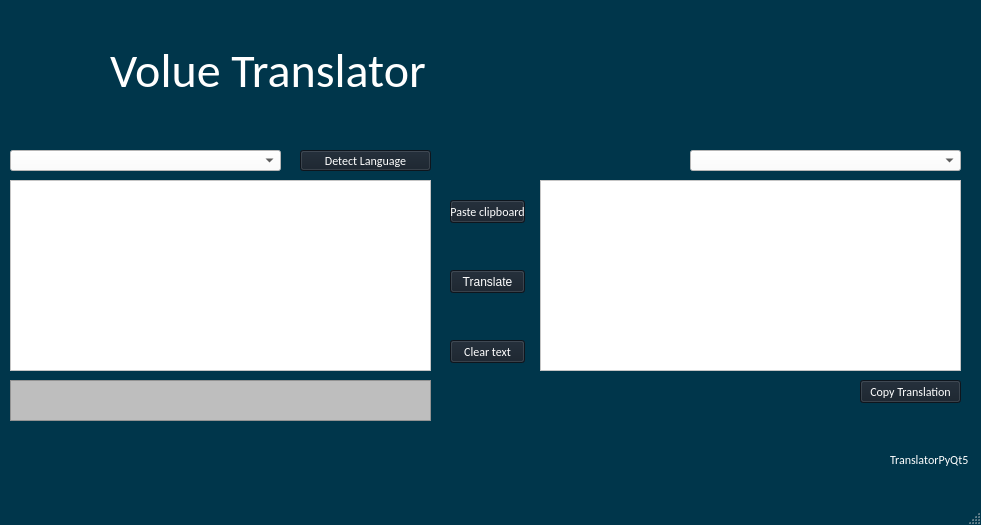
Above: main.ui from Phaugt/transpyqt5 before the change. Below: the same form after it.
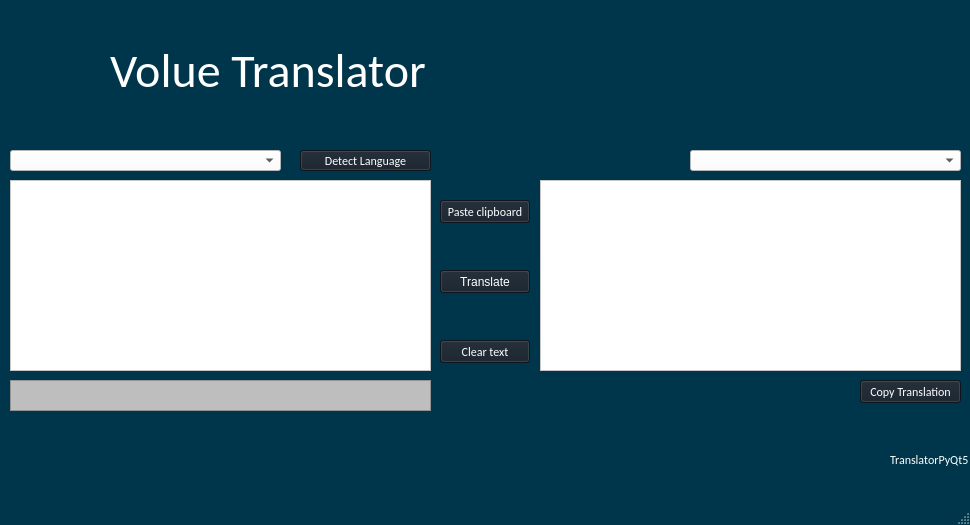
That is the form after the change. Icons and pictures are not drawn.

The edit to the form file:
```diff
--- a/main.ui
+++ b/main.ui
@@ -9,7 +9,7 @@
    <rect>
     <x>0</x>
     <y>0</y>
-    <width>981</width>
+    <width>970</width>
     <height>525</height>
    </rect>
   </property>
@@ -660,7 +660,7 @@
       <x>10</x>
       <y>380</y>
       <width>421</width>
-      <height>41</height>
+      <height>31</height>
      </rect>
     </property>
     <property name="palette">
@@ -766,9 +766,9 @@
    <widget class="QPushButton" name="ClearBox">
     <property name="geometry">
      <rect>
-      <x>450</x>
+      <x>440</x>
       <y>340</y>
-      <width>75</width>
+      <width>90</width>
       <height>23</height>
      </rect>
     </property>
@@ -3191,9 +3191,9 @@
    <widget class="QPushButton" name="Translate">
     <property name="geometry">
      <rect>
-      <x>450</x>
+      <x>440</x>
       <y>270</y>
-      <width>75</width>
+      <width>90</width>
       <height>23</height>
      </rect>
     </property>
@@ -3758,9 +3758,9 @@
    <widget class="QPushButton" name="PasteCP">
     <property name="geometry">
      <rect>
-      <x>450</x>
+      <x>440</x>
       <y>200</y>
-      <width>75</width>
+      <width>90</width>
       <height>23</height>
      </rect>
     </property>
```
Left out of the diff: 5 changed lines with no effect on the pictures.
